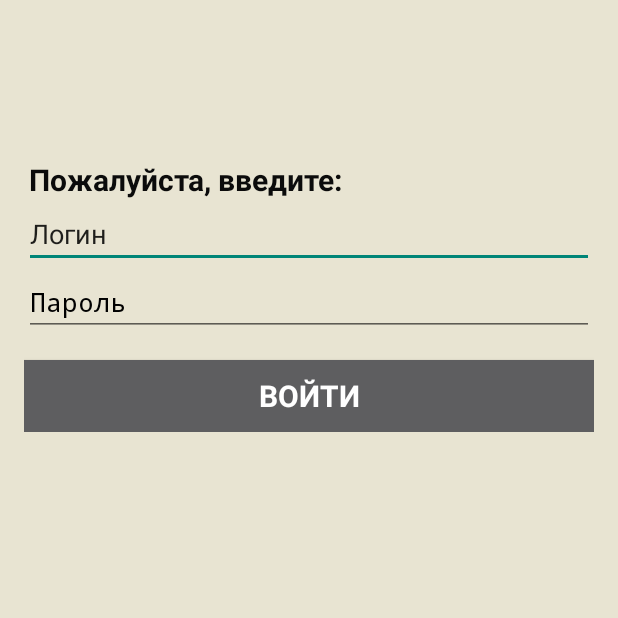
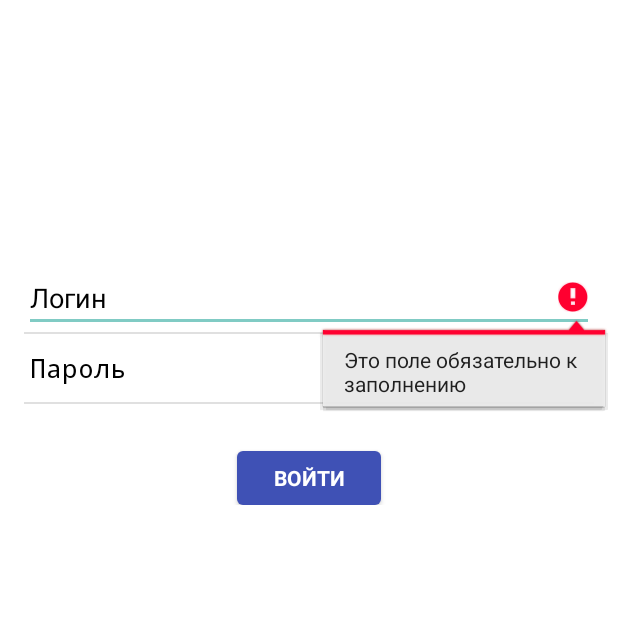
Before and after one commit to annaazzarova/SheduleAndroid, an Android app: the LoginActivity screen opened directly, with no data from a screen before it, after a tap on "ВОЙТИ", on a phone screen of 412 x 824 dp, the top half of it. Run offline under Robolectric (Android 15) with nearby library versions, the phone set to English and light mode, and no system bars; 2 statements that could not run were skipped.

Commit message:
Сверстал активити главного окна и активити окна авторизиции

```diff
--- a/application/shedule/app/src/main/java/com/example/anna/shedule/LoginActivity.java
+++ b/application/shedule/app/src/main/java/com/example/anna/shedule/LoginActivity.java
@@ -53,6 +53,9 @@ public class LoginActivity extends Activity implements LoaderCallbacks<Cursor> {
     protected void onCreate(Bundle savedInstanceState) {
         super.onCreate(savedInstanceState);
         setContentView(R.layout.activity_login);
+
+//        ActionBar actionBar = getActionBar();
+//        actionBar.setDisplayHomeAsUpEnabled(true);
 
         // Set up the login form.
         mEmailView = (EditText) findViewById(R.id.login);
--- /dev/null
+++ b/application/shedule/app/src/main/res/drawable/rectangle_rounded_all_blue_for_buttons.xml
@@ -0,0 +1,9 @@
+<?xml version="1.0" encoding="utf-8"?>
+<selector xmlns:android="http://schemas.android.com/apk/res/android">
+    <item>
+        <shape>
+            <solid android:color="@color/color_background_for_blue_buttons"/>
+            <corners android:radius="4dp" />
+        </shape>
+    </item>
+</selector>
--- a/application/shedule/app/src/main/res/layout/activity_login.xml
+++ b/application/shedule/app/src/main/res/layout/activity_login.xml
@@ -1,16 +1,17 @@
 <LinearLayout
     xmlns:android="http://schemas.android.com/apk/res/android"
     xmlns:tools="http://schemas.android.com/tools"
+    android:theme="@style/Theme.AppCompat"
     android:layout_width="match_parent"
     android:layout_height="match_parent"
     android:gravity="center_horizontal"
     android:orientation="vertical"
+    tools:context="com.example.anna.shedule.LoginActivity"
     android:paddingBottom="@dimen/activity_vertical_margin"
     android:paddingLeft="@dimen/activity_horizontal_margin"
     android:paddingRight="@dimen/activity_horizontal_margin"
     android:paddingTop="@dimen/activity_vertical_margin"
-    tools:context="com.example.anna.shedule.LoginActivity"
-    android:background="#ffe8e4d2">
+    android:background="#ffffff">
 
     <!-- Login progress -->
     <ProgressBar
@@ -32,36 +33,29 @@
             android:layout_height="wrap_content"
             android:orientation="vertical">
 
-            <TextView
-                android:layout_width="wrap_content"
-                android:layout_height="wrap_content"
-                android:textAppearance="?android:attr/textAppearanceSmall"
-                android:text="@string/text_invitation"
-                android:id="@+id/txtInvitation"
-                android:autoText="false"
-                android:layout_marginTop="90dp"
-                android:textSize="20sp"
-                android:textStyle="bold"
-                android:textColor="#ff0b0b0b"
-                android:layout_marginLeft="3dp" />
-
             <EditText
+                android:layout_marginTop="160dp"
                 android:id="@+id/login"
                 android:layout_width="match_parent"
                 android:layout_height="wrap_content"
                 android:hint="@string/prompt_login"
+                android:textColorHint="#ff000000"
                 android:maxLines="1"
                 android:singleLine="true"
-                android:text="@string/prompt_login"
+                android:textColor="#ff000000"
                 android:inputType="text"
                 android:textStyle="normal" />
+
+            <View
+                android:layout_width="match_parent"
+                android:layout_height="1dp"
+                android:background="#e0e0e0"/>
 
             <EditText
                 android:id="@+id/password"
                 android:layout_width="match_parent"
                 android:layout_height="wrap_content"
                 android:hint="@string/prompt_password"
-                android:imeActionId="@+id/login"
                 android:imeActionLabel="@string/action_sign_in_short"
                 android:imeOptions="actionUnspecified"
                 android:inputType="textPassword"
@@ -70,18 +64,24 @@
                 android:textColor="#ff000000"
                 android:textStyle="normal"
                 android:textColorHint="#ff000000" />
+                <!--android:imeActionId="@+id/login"-->
+            <View
+                android:layout_width="match_parent"
+                android:layout_height="1dp"
+                android:background="#e0e0e0"/>
 
             <Button
                 android:id="@+id/email_sign_in_button"
                 style="?android:textAppearanceSmall"
-                android:layout_width="match_parent"
-                android:layout_height="wrap_content"
-                android:layout_marginTop="16dp"
+                android:layout_width="96dp"
+                android:layout_height="36dp"
+                android:background="@drawable/rectangle_rounded_all_blue_for_buttons"
+                android:layout_gravity="center_horizontal"
+                android:layout_marginTop="31dp"
                 android:text="@string/action_sign_in"
                 android:textColor="#ffffffff"
-                android:background="#5e5e60"
                 android:textStyle="bold"
-                android:textSize="20dp" />
+                android:singleLine="true" />
 
         </LinearLayout>
     </ScrollView>
--- a/application/shedule/app/src/main/res/values/colors.xml
+++ b/application/shedule/app/src/main/res/values/colors.xml
@@ -1,6 +1,9 @@
 <?xml version="1.0" encoding="utf-8"?>
 <resources>
-
+    <color name="color_status_bar">#222b60</color>
+    <color name="color_background_for_blue_buttons">#3F51B5</color>
+    <color name="color_background_for_red_buttons">#fc5b5b</color>
+    <color name="color_background_activity">#ff2a347c</color>
     <color name="color_list_item_active">#85c2c5</color>
     <color name="color_list_item_inactive">#6A9B9F</color>
     <color name="color_list_item_inactive_text">#b5c1c1</color>
--- a/application/shedule/app/src/main/res/values/strings.xml
+++ b/application/shedule/app/src/main/res/values/strings.xml
@@ -8,4 +8,8 @@
     <string name="select_course">Выберите курс:</string>
     <string name="select_group">Выберите группу:</string>
     <string name="title_activity_group_selection">GroupSelectionActivity</string>
+    <string name="title_activity_main_activity_new">MainActivityNew</string>
+    <string name="btnStudentName">Студент</string>
+    <string name="btnTeacherName">Преподаватель</string>
+    <string name="btnStewardName">Староста</string>
 </resources>
--- a/application/shedule/app/src/main/res/values/strings_activity_login.xml
+++ b/application/shedule/app/src/main/res/values/strings_activity_login.xml
@@ -1,5 +1,5 @@
 <resources>
-    <string name="title_activity_login">Авторизация</string>
+    <string name="title_activity_login">Вход</string>
 
     <string name="text_invitation">Пожалуйста, введите:</string>
 
```
Also changed, not shown: application/shedule/app/src/main/java/com/example/anna/shedule/MainActivityNew.java (added, +38 -0 lines), application/shedule/app/src/main/res/drawable/rectangle_rounded_all_blue.xml (added, +9 -0 lines), application/shedule/app/src/main/res/drawable/rectangle_rounded_all_red_for_buttons.xml (added, +9 -0 lines), application/shedule/app/src/main/res/layout/activity_main_activity_new.xml (added, +59 -0 lines), application/shedule/app/src/main/res/menu/menu_main_activity_new.xml (added, +7 -0 lines).
